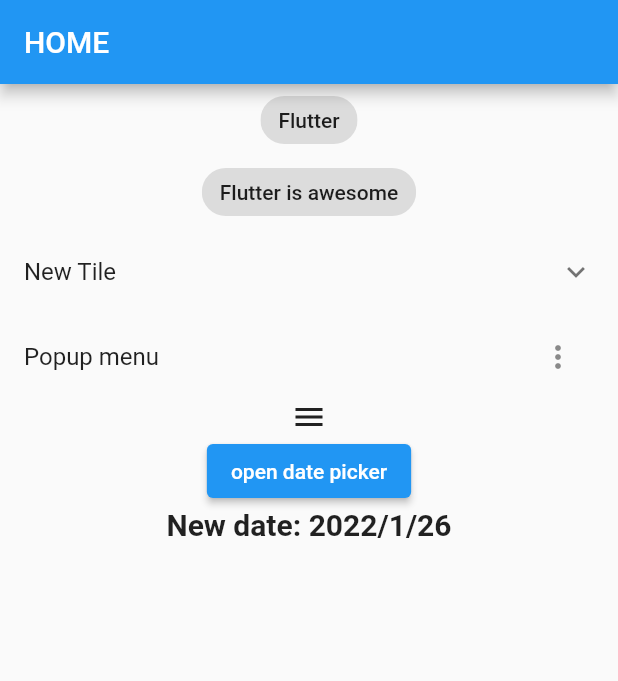
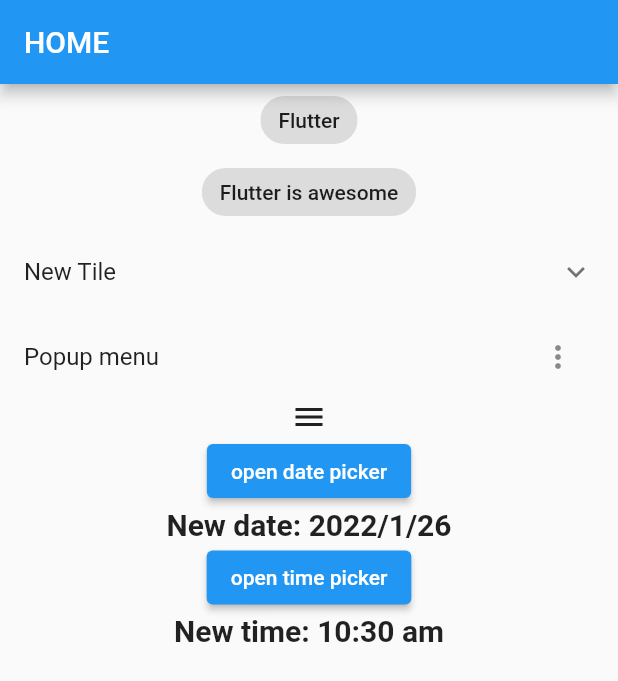
Before and after one commit to Prince-Kd/Awesome_widgets, a Flutter app: the screen it shows after launch, on a phone screen of 412 x 824 dp. Shown: the top 681 px of the screen. Run offline on Flutter 3.47's test engine with Material 2 defaults, Android fonts, the phone set to English and light mode, and no system bars.

Commit message:
Add timePicker widget

```diff
--- a/lib/main.dart
+++ b/lib/main.dart
@@ -53,7 +53,8 @@ class _MyHomePageState extends State<MyHomePage> {
               trailing: Popup(),
             ),
             AnimOne(),
-            DateWidget()
+            DateWidget(),
+            TimeWidget()
 
           ],
         )));
--- a/lib/widgets/date_time.dart
+++ b/lib/widgets/date_time.dart
@@ -26,3 +26,30 @@ class _DateWidgetState extends State<DateWidget> {
     );
   }
 }
+
+class TimeWidget extends StatefulWidget {
+  const TimeWidget({Key? key}) : super(key: key);
+
+  @override
+  _TimeWidgetState createState() => _TimeWidgetState();
+}
+
+class _TimeWidgetState extends State<TimeWidget> {
+  TimeOfDay _selectedTime = TimeOfDay.now();
+  @override
+  Widget build(BuildContext context) {
+    return Column(
+      children: [
+        ElevatedButton(onPressed: (){
+          Future result = showTimePicker(context: context, initialTime: _selectedTime);
+          result.then((value){
+            setState(() {
+              _selectedTime = value;
+            });
+          });
+        }, child: const Text('open time picker')),
+        Text('New time: ${_selectedTime.hour}:${_selectedTime.minute} ${_selectedTime.period.name}', style: TextStyle(fontSize: 20, fontWeight: FontWeight.w700),)
+      ],
+    );
+  }
+}
```
